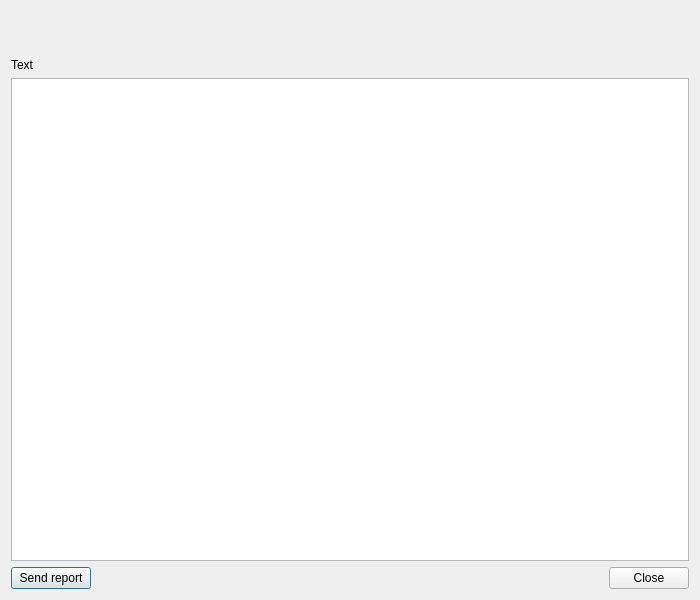
Above: geocatbridge/ui/errordialog.ui from GeoCat/qgis-bridge-plugin before the change. Below: the same form after it.
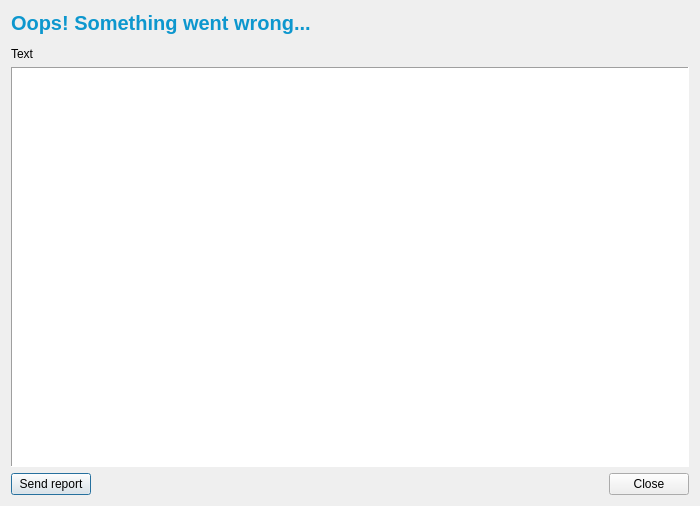
That is the form after the change.

Commit message: Update app icon, simplify error handling (report), add OS info

Diff of the .ui file:
```diff
--- a/geocatbridge/ui/errordialog.ui
+++ b/geocatbridge/ui/errordialog.ui
@@ -7,93 +7,14 @@
     <x>0</x>
     <y>0</y>
     <width>700</width>
-    <height>600</height>
+    <height>506</height>
    </rect>
   </property>
   <property name="windowTitle">
    <string>GeoCat Bridge Error</string>
   </property>
-  <layout class="QVBoxLayout" name="verticalLayout">
-   <item>
-    <widget class="QToolButton" name="btnGeoCat">
-     <property name="sizePolicy">
-      <sizepolicy hsizetype="Fixed" vsizetype="Fixed">
-       <horstretch>0</horstretch>
-       <verstretch>0</verstretch>
-      </sizepolicy>
-     </property>
-     <property name="minimumSize">
-      <size>
-       <width>111</width>
-       <height>26</height>
-      </size>
-     </property>
-     <property name="maximumSize">
-      <size>
-       <width>111</width>
-       <height>26</height>
-      </size>
-     </property>
-     <property name="cursor">
-      <cursorShape>PointingHandCursor</cursorShape>
-     </property>
-     <property name="toolTip">
-      <string/>
-     </property>
-     <property name="styleSheet">
-      <string notr="true">QToolButton {
-	border: none;
-}</string>
-     </property>
-     <property name="text">
-      <string/>
-     </property>
-     <property name="iconSize">
-      <size>
-       <width>111</width>
-       <height>26</height>
-      </size>
-     </property>
-    </widget>
-   </item>
-   <item>
-    <layout class="QHBoxLayout" name="horizontalLayout_2">
-     <property name="topMargin">
-      <number>15</number>
-     </property>
-     <item>
-      <widget class="QLabel" name="label">
-       <property name="sizePolicy">
-        <sizepolicy hsizetype="Preferred" vsizetype="Preferred">
-         <horstretch>0</horstretch>
-         <verstretch>0</verstretch>
-        </sizepolicy>
-       </property>
-       <property name="text">
-        <string>Text</string>
-       </property>
-       <property name="alignment">
-        <set>Qt::AlignBottom|Qt::AlignLeading|Qt::AlignLeft</set>
-       </property>
-       <property name="wordWrap">
-        <bool>true</bool>
-       </property>
-      </widget>
-     </item>
-    </layout>
-   </item>
-   <item>
-    <widget class="QTextBrowser" name="txtError">
-     <property name="html">
-      <string notr="true">&lt;!DOCTYPE HTML PUBLIC &quot;-//W3C//DTD HTML 4.0//EN&quot; &quot;http://www.w3.org/TR/REC-html40/strict.dtd&quot;&gt;
-&lt;html&gt;&lt;head&gt;&lt;meta name=&quot;qrichtext&quot; content=&quot;1&quot; /&gt;&lt;style type=&quot;text/css&quot;&gt;
-p, li { white-space: pre-wrap; }
-&lt;/style&gt;&lt;/head&gt;&lt;body style=&quot; font-family:'MS Shell Dlg 2'; font-size:8pt; font-weight:400; font-style:normal;&quot;&gt;
-&lt;p style=&quot;-qt-paragraph-type:empty; margin-top:5px; margin-bottom:5px; margin-left:5px; margin-right:5px; -qt-block-indent:0; text-indent:0px; font-family:'Segoe UI'; font-size:9.75pt;&quot;&gt;&lt;br /&gt;&lt;/p&gt;&lt;/body&gt;&lt;/html&gt;</string>
-     </property>
-    </widget>
-   </item>
-   <item>
+  <layout class="QGridLayout" name="gridLayout">
+   <item row="4" column="0">
     <layout class="QHBoxLayout" name="horizontalLayout">
      <item>
       <widget class="QPushButton" name="btnSendReport">
@@ -124,6 +45,82 @@
      </item>
     </layout>
    </item>
+   <item row="2" column="0">
+    <widget class="QLabel" name="label">
+     <property name="sizePolicy">
+      <sizepolicy hsizetype="Preferred" vsizetype="Preferred">
+       <horstretch>0</horstretch>
+       <verstretch>0</verstretch>
+      </sizepolicy>
+     </property>
+     <property name="styleSheet">
+      <string notr="true">font-family: &quot;Segoe UI, sans-serif&quot;;</string>
+     </property>
+     <property name="text">
+      <string>Text</string>
+     </property>
+     <property name="wordWrap">
+      <bool>true</bool>
+     </property>
+    </widget>
+   </item>
+   <item row="3" column="0">
+    <widget class="QTextEdit" name="txtError">
+     <property name="font">
+      <font>
+       <family>Segoe UI</family>
+      </font>
+     </property>
+     <property name="frameShape">
+      <enum>QFrame::Panel</enum>
+     </property>
+     <property name="readOnly">
+      <bool>true</bool>
+     </property>
+     <property name="html">
+      <string>&lt;!DOCTYPE HTML PUBLIC &quot;-//W3C//DTD HTML 4.0//EN&quot; &quot;http://www.w3.org/TR/REC-html40/strict.dtd&quot;&gt;
+&lt;html&gt;&lt;head&gt;&lt;meta name=&quot;qrichtext&quot; content=&quot;1&quot; /&gt;&lt;style type=&quot;text/css&quot;&gt;
+p, li { white-space: pre-wrap; }
+&lt;/style&gt;&lt;/head&gt;&lt;body style=&quot; font-family:'Segoe UI'; font-size:8pt; font-weight:400; font-style:normal;&quot;&gt;
+&lt;p style=&quot;-qt-paragraph-type:empty; margin-top:0px; margin-bottom:0px; margin-left:0px; margin-right:0px; -qt-block-indent:0; text-indent:0px;&quot;&gt;&lt;br /&gt;&lt;/p&gt;&lt;/body&gt;&lt;/html&gt;</string>
+     </property>
+     <property name="acceptRichText">
+      <bool>false</bool>
+     </property>
+    </widget>
+   </item>
+   <item row="0" column="0">
+    <widget class="QLabel" name="headerMain">
+     <property name="styleSheet">
+      <string notr="true">color: #0d97ce;
+font-family: &quot;Segoe UI, sans-serif&quot;;
+font-weight: 600;
+font-size: 20px;</string>
+     </property>
+     <property name="text">
+      <string>Oops! Something went wrong...</string>
+     </property>
+     <property name="alignment">
+      <set>Qt::AlignLeading|Qt::AlignLeft|Qt::AlignTop</set>
+     </property>
+    </widget>
+   </item>
+   <item row="1" column="0">
+    <spacer name="verticalSpacer">
+     <property name="orientation">
+      <enum>Qt::Vertical</enum>
+     </property>
+     <property name="sizeType">
+      <enum>QSizePolicy::Fixed</enum>
+     </property>
+     <property name="sizeHint" stdset="0">
+      <size>
+       <width>20</width>
+       <height>6</height>
+      </size>
+     </property>
+    </spacer>
+   </item>
   </layout>
  </widget>
  <resources/>
```
The commit also changes 11 other files.
